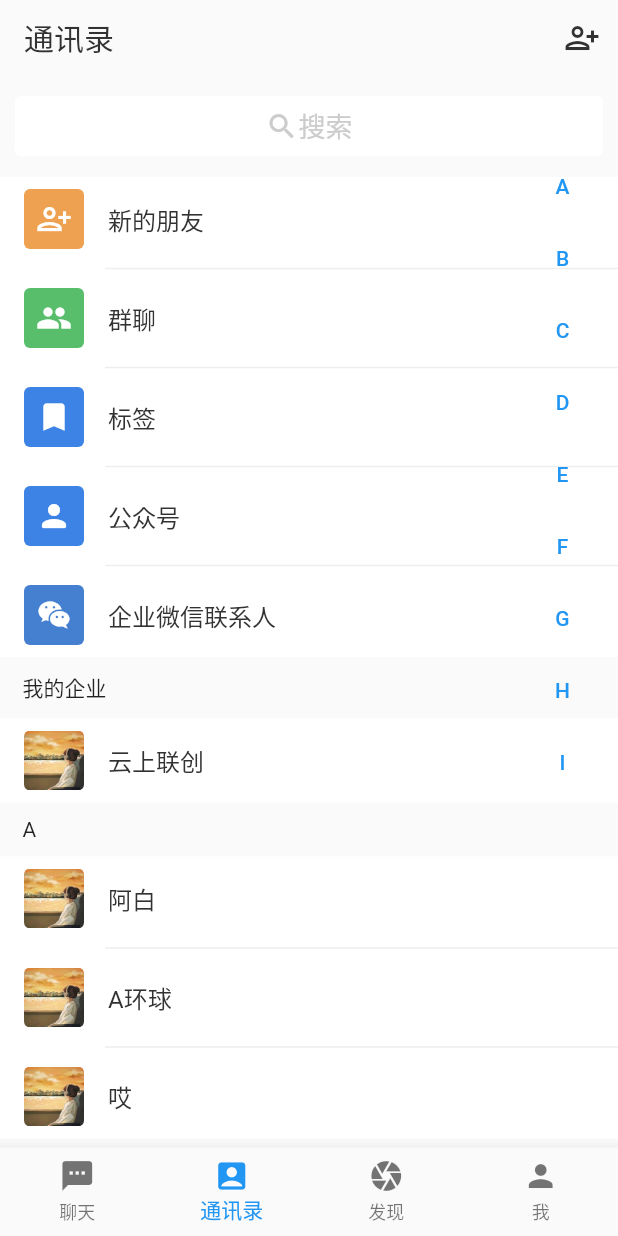
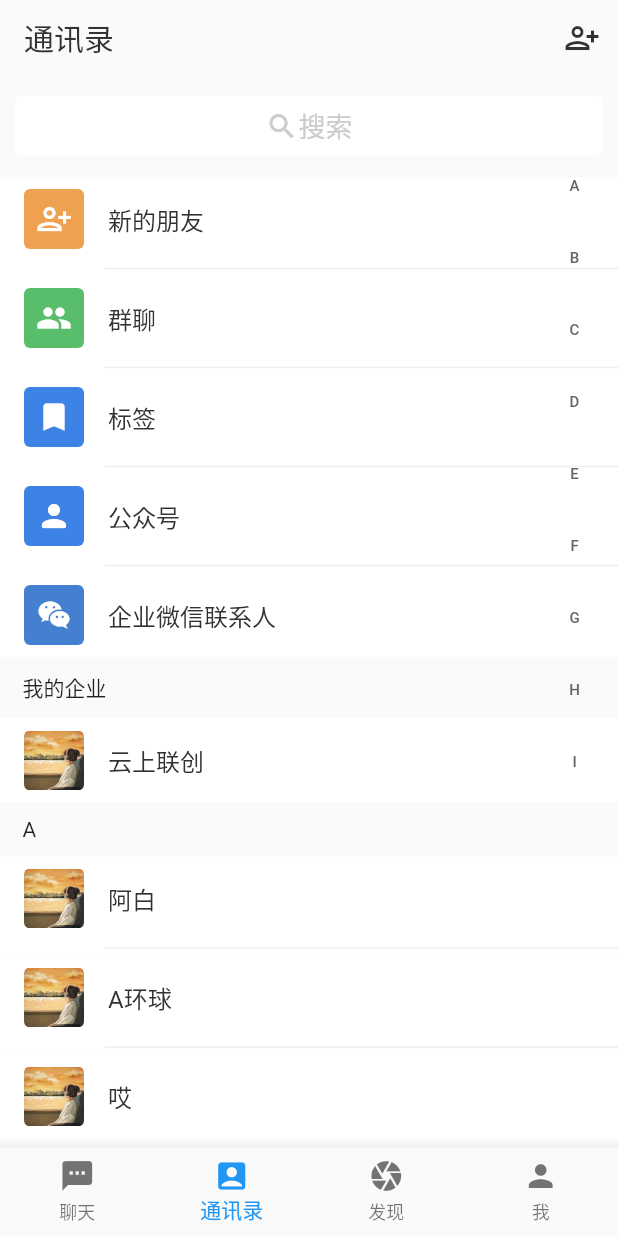
Before and after one commit to zy-xmz/glastudio, a Flutter app: the screen it shows after launch, item 2 of the bottom bar chosen, on a phone screen of 412 x 824 dp. Run offline on Flutter 3.47's test engine with Material 2 defaults, Android fonts, the phone set to English and light mode, and no system bars; our stand-ins replace flutter_slidable.

Commit message:
修改通讯录右侧字母导航的样式

```diff
--- a/lib/pages/contact_book.dart
+++ b/lib/pages/contact_book.dart
@@ -113,10 +113,30 @@
     Widget btnListColumn;
     for (var i = 0; i < letters.length; i++) {
       widBtns.add(TextButton(
+          style: ButtonStyle(
+            shape: MaterialStateProperty.all(RoundedRectangleBorder(
+                borderRadius: BorderRadius.circular(23))), // 设置按钮圆角
+            overlayColor: MaterialStateProperty.all(Colors.blue), // 设置选中时的背景色
+            foregroundColor: MaterialStateProperty.resolveWith((states) {
+              if (states.contains(MaterialState.hovered) ||
+                  states.contains(MaterialState.pressed) ||
+                  states.contains(MaterialState.focused) ||
+                  states.contains(MaterialState.selected)) {
+                return Colors.white;
+              } // 设置hovered、pressed、focused、selected四种情况下的文本颜色
+              return const Color(0xFF646464); // 设置默认文本颜色
+            }),
+            minimumSize:
+                MaterialStateProperty.all(const Size(23, 23)), // 设置按钮尺寸
+            padding: MaterialStateProperty.all(EdgeInsets.zero), // 设置边框到文字的距离
+          ),
           onPressed: () {
             // Scrollable.ensureVisible(keyA.currentContext as BuildContext);
           },
-          child: Text(letters[i])));
+          child: Text(
+            letters[i],
+            style: const TextStyle(fontSize: 10), // 设置按钮文字大小
+          )));
     }
 
     btnListColumn = Column(
```
